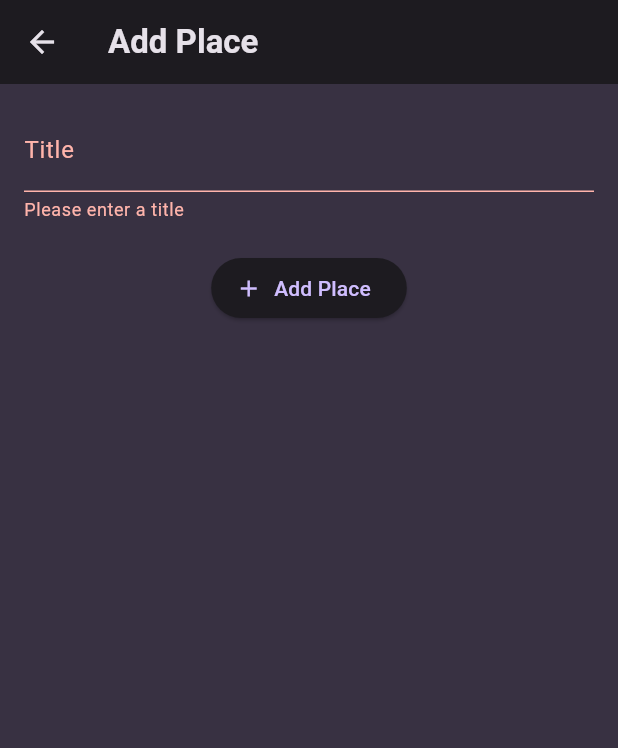
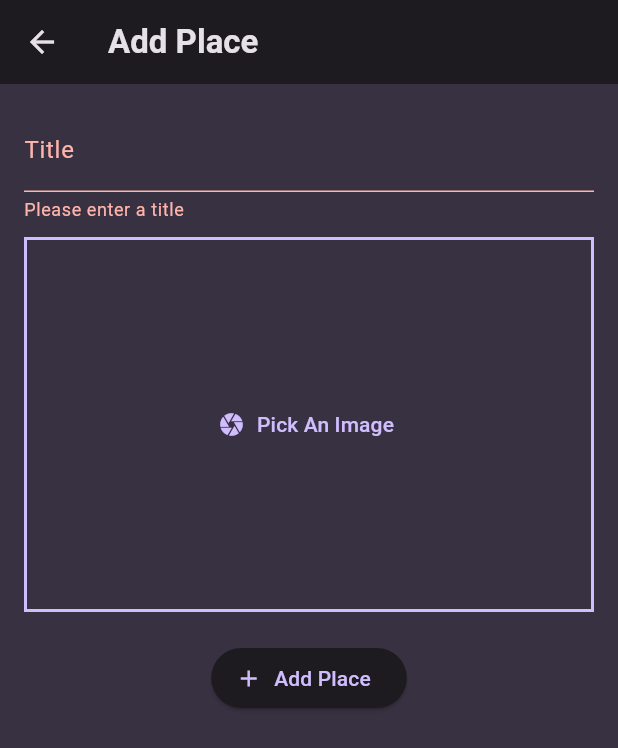
Before and after one commit to minaemil10/favourite_places, a Flutter app: the AddPlaceForm screen opened directly, after a tap on "Add Place", on a phone screen of 412 x 824 dp. Shown: the top 748 px of the screen. Run offline on Flutter 3.47's test engine with Material 3 defaults, Android fonts, the phone set to English and light mode, and no system bars; our stand-ins replace flutter_riverpod, google_fonts, image_picker.

Commit message:
added support for  image picking and viewing

```diff
--- a/lib/models/fav_place.dart
+++ b/lib/models/fav_place.dart
@@ -1,6 +1,9 @@
+import 'dart:io';
+
 class FavPlace {
-  FavPlace({required this.id,required this.title});
+  FavPlace({required this.id,required this.title,required this.image });
 
   final String id;
   final String title;
+  final File image;
 }
--- a/lib/providers/fav_places_provider.dart
+++ b/lib/providers/fav_places_provider.dart
@@ -1,3 +1,5 @@
+
+import 'dart:io';
 
 import 'package:flutter_riverpod/flutter_riverpod.dart';
 import 'package:uuid/uuid.dart';
@@ -9,8 +11,8 @@ const uuid = Uuid();
 class FavPlacesNotifier extends StateNotifier<List<FavPlace>> {
   FavPlacesNotifier(super.state);
 
-  void addPlace(String title) {
-    final newPlace = FavPlace(id: uuid.v4(), title: title);
+  void addPlace(String title, File image) {
+    final newPlace = FavPlace(id: uuid.v4(), title: title,image: image);
     state = [newPlace, ...state];
   }
 }
--- a/lib/screens/add_place_form.dart
+++ b/lib/screens/add_place_form.dart
@@ -1,3 +1,6 @@
+import 'dart:io';
+
+import 'package:favourite_places/widgets/pick_image.dart';
 import 'package:flutter/material.dart';
 
 import 'package:flutter_riverpod/flutter_riverpod.dart';
@@ -5,13 +8,16 @@ import 'package:flutter_riverpod/flutter_riverpod.dart';
 import 'package:favourite_places/providers/fav_places_provider.dart';
 
 class AddPlaceForm extends ConsumerWidget {
-  const AddPlaceForm({super.key});
+  AddPlaceForm({super.key});
+  final formKey = GlobalKey<FormState>();
+  File? image;
+  String title = '';
+  void onPickImage(File? img) {
+    image = img;
+  }
 
   @override
   Widget build(BuildContext context, WidgetRef ref) {
-    final formKey = GlobalKey<FormState>();
-    String title = '';
-
     return Scaffold(
       appBar: AppBar(title: Text('Add Place')),
       body: Form(
@@ -35,13 +41,21 @@ class AddPlaceForm extends ConsumerWidget {
                   title = value!;
                 },
               ),
+              const SizedBox(height: 10),
+              PickImage(onPick: onPickImage),
               const SizedBox(height: 20),
               ElevatedButton.icon(
                 onPressed: () {
                   if (formKey.currentState!.validate()) {
-                    formKey.currentState!.save();
-                    ref.read(favPlacesProvider.notifier).addPlace(title);
-                    Navigator.pop(context); // Close the bottom sheet
+                    if (image != null) {
+                      formKey.currentState!.save();
+                      ref.read(favPlacesProvider.notifier).addPlace(title, image!);
+                      Navigator.pop(context); // Close the bottom sheet
+                    } else {
+                      ScaffoldMessenger.of(context).showSnackBar(
+                        SnackBar(content: Text('Must Pick an image!')),
+                      );
+                    }
                   }
                 },
                 icon: Icon(Icons.add),
--- a/lib/screens/fav_places.dart
+++ b/lib/screens/fav_places.dart
@@ -2,12 +2,10 @@ import 'package:flutter/material.dart';
 
 import 'package:flutter_riverpod/flutter_riverpod.dart';
 
-import 'package:favourite_places/models/fav_place.dart';
 import 'package:favourite_places/screens/fav_place_details.dart';
 import 'package:favourite_places/screens/add_place_form.dart';
 import 'package:favourite_places/widgets/fav_place_entry.dart';
 import 'package:favourite_places/providers/fav_places_provider.dart';
-
 
 class FavPlaces extends ConsumerWidget {
   const FavPlaces({super.key});
@@ -43,7 +41,7 @@ class FavPlaces extends ConsumerWidget {
                   ),
                 );
               },
-            place: FavPlace(id: place.id, title: place.title),
+              place: place,
             );
           },
         );
--- /dev/null
+++ b/lib/widgets/pick_image.dart
@@ -0,0 +1,59 @@
+import 'dart:io';
+
+import 'package:flutter/material.dart';
+import 'package:image_picker/image_picker.dart';
+
+class PickImage extends StatefulWidget {
+  const PickImage({super.key, required this.onPick});
+  final void Function(File? image) onPick;
+
+  @override
+  State<PickImage> createState() => _PickImageState();
+}
+
+class _PickImageState extends State<PickImage> {
+  File? pickedImage;
+  void pickImage() async {
+    final picker = ImagePicker();
+    final image = await picker.pickImage(
+      source: ImageSource.camera,
+      maxWidth: 400,
+    );
+    if (image == null) {
+      return;
+    }
+    setState(() {
+      pickedImage = File(image.path);
+      widget.onPick(pickedImage);
+    });
+  }
+
+  @override
+  Widget build(BuildContext context) {
+    Widget content = TextButton.icon(
+      style: TextButton.styleFrom(shape: LinearBorder()),
+      onPressed: pickImage,
+      icon: Icon(Icons.camera),
+      label: Text('Pick An Image'),
+    );
+    if (pickedImage != null) {
+      content = Image.file(
+        pickedImage!,
+        fit: BoxFit.cover,
+        width: double.infinity,
+        height: double.infinity,
+      );
+    }
+    return Container(
+      height: 250,
+      width: double.infinity,
+      decoration: BoxDecoration(
+        border: Border.all(
+          width: 2,
+          color: Theme.of(context).colorScheme.primary,
+        ),
+      ),
+      child: content,
+    );
+  }
+}
--- a/pubspec.yaml
+++ b/pubspec.yaml
@@ -37,6 +37,7 @@ dependencies:
   google_fonts: ^6.2.1
   flutter_riverpod: ^2.6.1
   uuid: ^4.5.1
+  image_picker: ^1.1.2
 
 dev_dependencies:
   flutter_test:
```
Also changed, not shown: lib/screens/fav_place_details.dart (+8 -6 lines), lib/widgets/fav_place_entry.dart (+13 -6 lines), pubspec.lock, 5 other files. Lines whose indentation alone changed are shown as unchanged.
